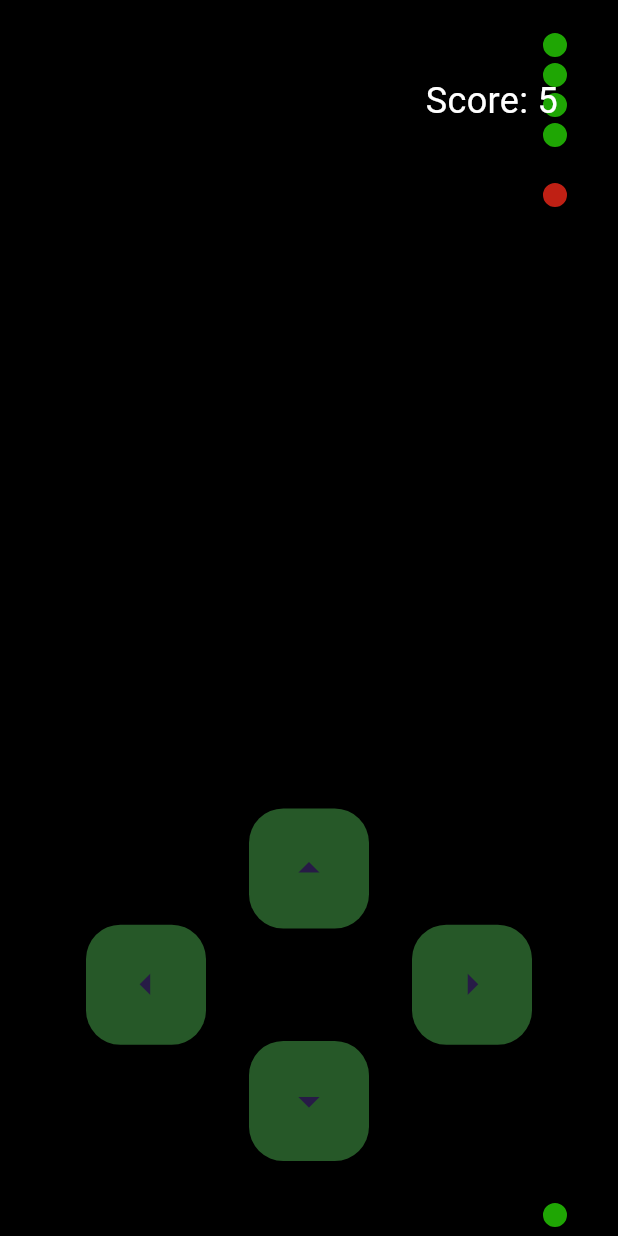
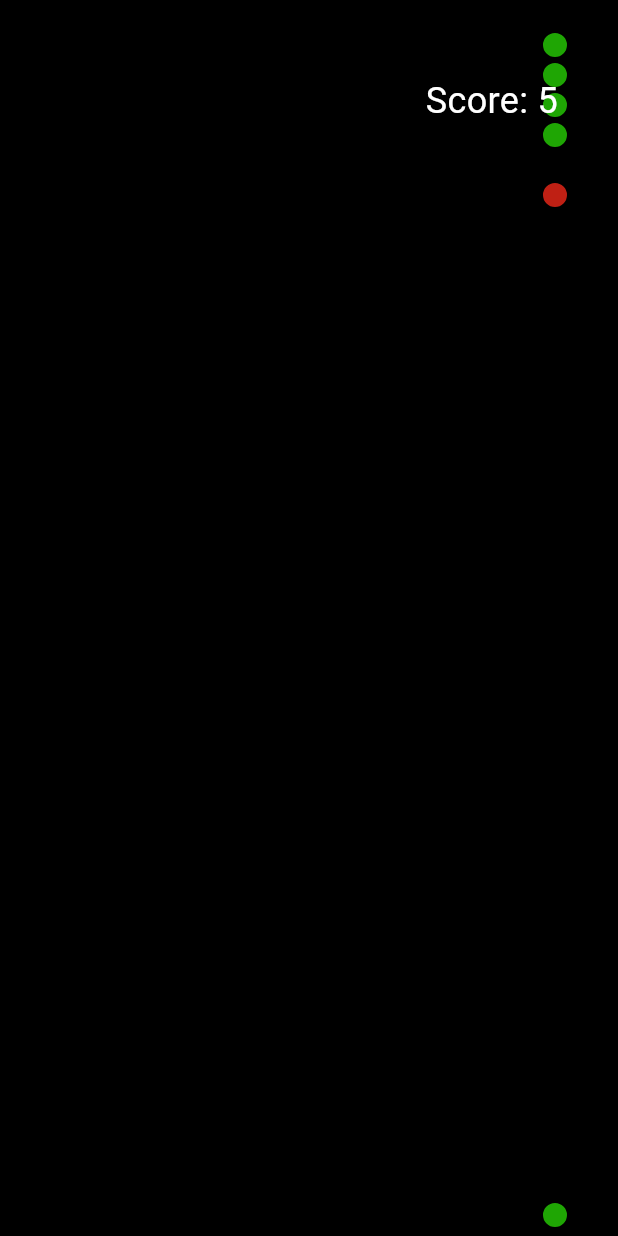
Before and after one commit to prathmesh-d-glitch/Snake-game, a Flutter app: the screen it shows after launch, after a tap on "Easy", on a phone screen of 412 x 824 dp. Run offline on Flutter 3.47's test engine with Material 3 defaults, Android fonts, the phone set to English and light mode, and no system bars.

Commit message:
Swipe Function Update

```diff
--- a/lib/control_panel.dart
+++ b/lib/control_panel.dart
@@ -1,5 +1,4 @@
 import 'package:flutter/material.dart';
-import 'control_button.dart';
 import 'direction.dart';
 
 class ControlPanel extends StatelessWidget {
@@ -9,65 +8,30 @@ class ControlPanel extends StatelessWidget {
 
   @override
   Widget build(BuildContext context) {
-    return Positioned(
-      left: 0.0,
-      right: 0.0,
-      bottom: 50.0,
-      child: Row(
-        mainAxisAlignment: MainAxisAlignment.spaceAround,
-        children: [
-          Expanded(
-            child: Row(
-              children: [
-                Expanded(
-                  child: Container(),
-                ),
-                ControlButton(
-                  icon: Icon(Icons.arrow_left),
-                  onPressed: () {
-                    if (onTapped != null) onTapped!(Direction.left);
-                  },
-                ),
-              ],
-            ),
-          ),
-          Expanded(
-            child: Column(
-              children: [
-                ControlButton(
-                  icon: Icon(Icons.arrow_drop_up_sharp),
-                  onPressed: () {
-                    if (onTapped != null) onTapped!(Direction.up);
-                  },
-                ),
-                SizedBox(
-                  height: 75.0,
-                ),
-                ControlButton(
-                  icon: Icon(Icons.arrow_drop_down_sharp),
-                  onPressed: () {
-                    if (onTapped != null) onTapped!(Direction.down);
-                  },
-                ),
-              ],
-            ),
-          ),
-          Expanded(
-            child: Row(
-              children: [
-                ControlButton(
-                  icon: Icon(Icons.arrow_right),
-                  onPressed: () {
-                    if (onTapped != null) onTapped!(Direction.right);
-                  },
-                ),
-                Expanded(
-                  child: Container(),
-                ),
-              ],
-            ),
-          ),
-        ],
+    return GestureDetector(
+      onHorizontalDragUpdate: (details) {
+        if (details.delta.dx > 0) {
+          // Swipe Right
+          if (onTapped != null) onTapped!(Direction.right);
+        } else if (details.delta.dx < 0) {
+          // Swipe Left
+          if (onTapped != null) onTapped!(Direction.left);
+        }
+      },
+      onVerticalDragUpdate: (details) {
+        if (details.delta.dy > 0) {
+          // Swipe Down
+          if (onTapped != null) onTapped!(Direction.down);
+        } else if (details.delta.dy < 0) {
+          // Swipe Up
+          if (onTapped != null) onTapped!(Direction.up);
+        }
+      },
+      child: Container(
+        color: Colors.transparent, // Full screen swipeable area
+        child: Center(
+          child: null,
+        ),
       ),
     );
   }
```
